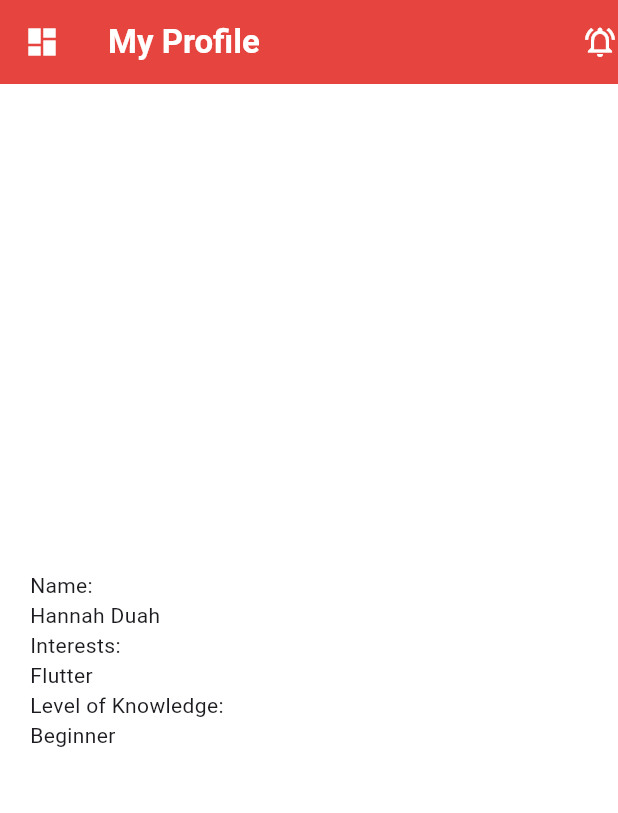
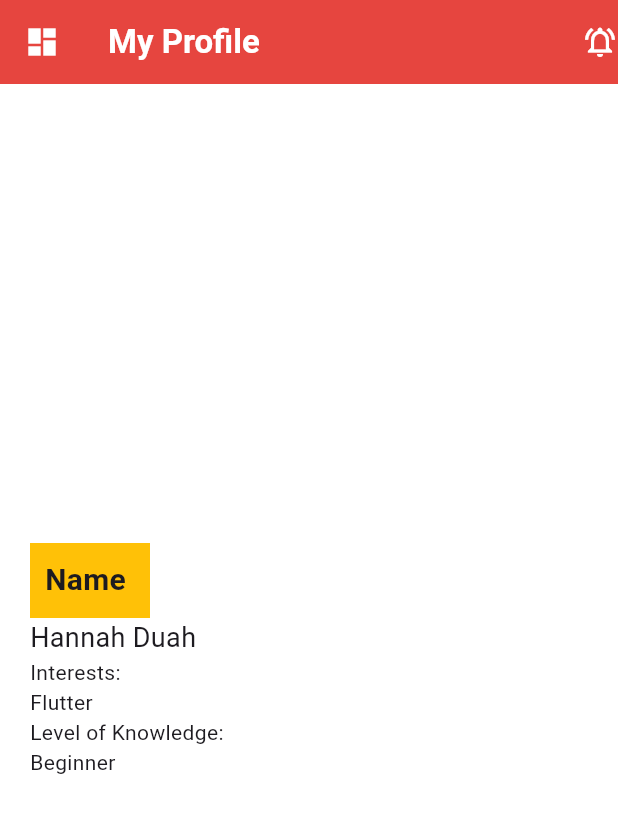
Before and after one commit to handuah/arc_tutorial_app, a Flutter app: the screen it shows after launch, on a phone screen of 412 x 824 dp. Shown: the top 813 px of the screen. Run offline on Flutter 3.47's test engine with Material 3 defaults, Android fonts, the phone set to English and light mode, and no system bars.

Commit message:
started building

```diff
--- a/lib/main.dart
+++ b/lib/main.dart
@@ -1,4 +1,5 @@
 import 'package:flutter/material.dart';
+import 'package:flutter/widgets.dart';
 
 void main() {
   runApp(const MyApp());
@@ -71,14 +72,31 @@ class _MyBioState extends State<MyBio> {
         ],
         elevation: 5.0,
         ),
-        body: const Padding(
-          padding:  EdgeInsets.all(20.0),
+        body:  Padding(
+          padding:  const EdgeInsets.all(20.0),
           child: Column(
             mainAxisAlignment: MainAxisAlignment.center,
             crossAxisAlignment: CrossAxisAlignment.start,
             children: [
-              Text('Name:'),
-                Text('Hannah Duah'),
+              Container(
+                color: Colors.amber,
+                height: 50.0,
+                width: 80.0,
+                child:  const Padding(
+                  padding: EdgeInsets.all(10.0),
+                  child: Text(
+                    'Name',
+                  style: TextStyle(fontSize: 20.0, fontWeight: FontWeight.bold,),
+                  ),
+                  ),
+              ),
+
+                const Text('Hannah Duah',
+                style: TextStyle(
+                fontSize: 18.0,
+                fontWeight: FontWeight.normal,
+                ),
+                ),
                  Text('Interests:'),
                 Text('Flutter'),
                  Text('Level of Knowledge:'),
```
